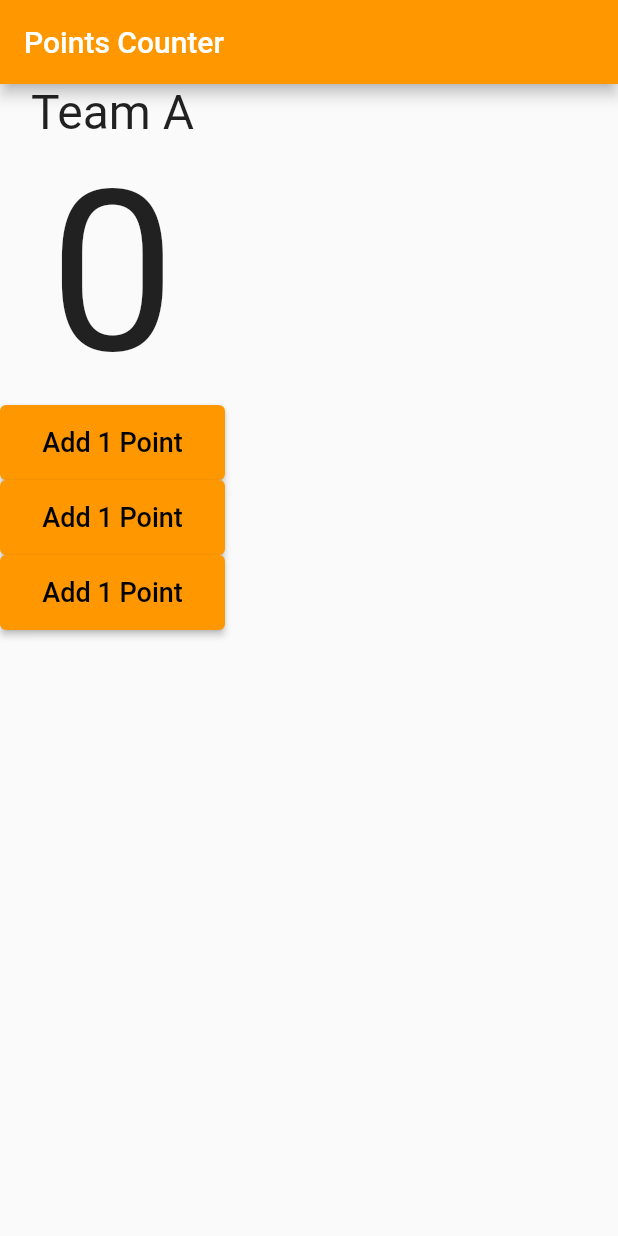
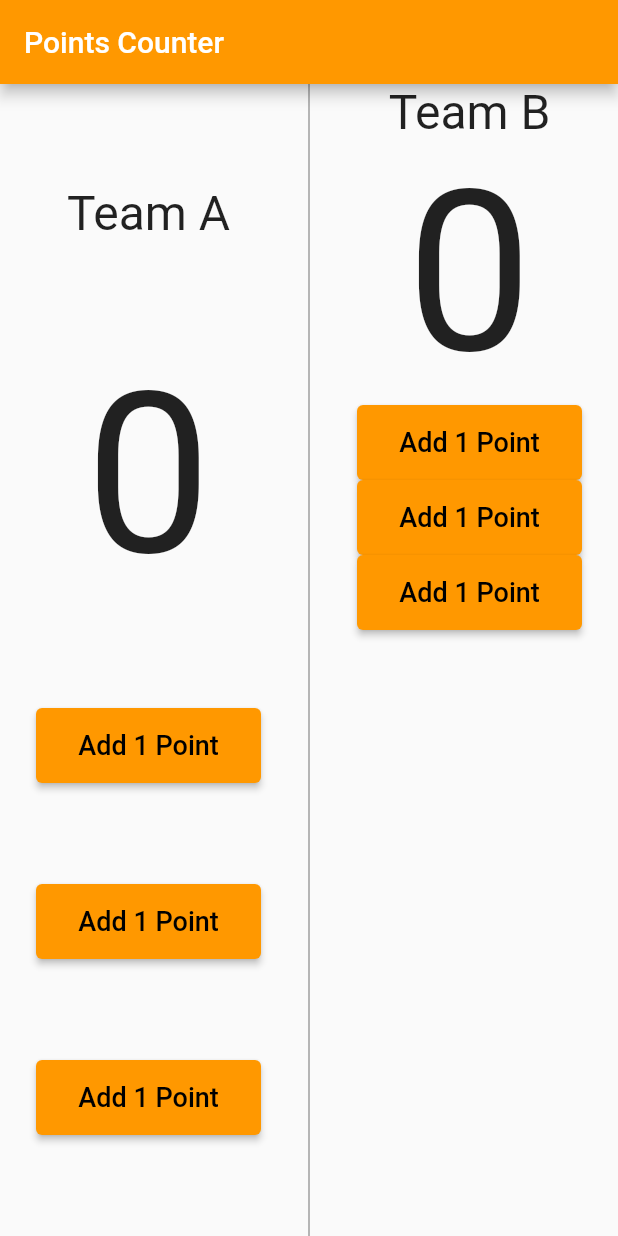
Before and after one commit to ymnairat/Basketball-Points-Counter-App, a Flutter app: the screen it shows after launch, on a phone screen of 412 x 824 dp. Run offline on Flutter 3.47's test engine with Material 2 defaults, Android fonts, the phone set to English and light mode, and no system bars.

Commit message:
Add vertical divider

```diff
--- a/lib/main.dart
+++ b/lib/main.dart
@@ -16,7 +16,11 @@ class BasketballPointsCounterApp extends StatelessWidget {
           backgroundColor: Colors.orange,
           title: const Text('Points Counter'),
         ),
-        body: Column(
+        body: Row(
+          mainAxisAlignment: MainAxisAlignment.spaceEvenly,
+          children: [
+            Column(
+              mainAxisAlignment: MainAxisAlignment.spaceEvenly,
               children: [
                 const Text(
                   'Team A',
@@ -71,6 +75,67 @@ class BasketballPointsCounterApp extends StatelessWidget {
                 ),
               ],
             ),
+            const VerticalDivider(
+              color: Colors.grey,
+              thickness: 1,
+            ),
+            Column(
+              children: [
+                const Text(
+                  'Team B',
+                  style: TextStyle(
+                    fontSize: 32,
+                  ),
+                ),
+                const Text(
+                  '0',
+                  style: TextStyle(
+                    fontSize: 150,
+                  ),
+                ),
+                ElevatedButton(
+                  style: ElevatedButton.styleFrom(
+                      backgroundColor: Colors.orange,
+                      minimumSize: const Size(150, 50)),
+                  onPressed: () {},
+                  child: const Text(
+                    'Add 1 Point',
+                    style: TextStyle(
+                      fontSize: 18,
+                      color: Colors.black,
+                    ),
+                  ),
+                ),
+                ElevatedButton(
+                  style: ElevatedButton.styleFrom(
+                      backgroundColor: Colors.orange,
+                      minimumSize: const Size(150, 50)),
+                  onPressed: () {},
+                  child: const Text(
+                    'Add 1 Point',
+                    style: TextStyle(
+                      fontSize: 18,
+                      color: Colors.black,
+                    ),
+                  ),
+                ),
+                ElevatedButton(
+                  style: ElevatedButton.styleFrom(
+                      backgroundColor: Colors.orange,
+                      minimumSize: const Size(150, 50)),
+                  onPressed: () {},
+                  child: const Text(
+                    'Add 1 Point',
+                    style: TextStyle(
+                      fontSize: 18,
+                      color: Colors.black,
+                    ),
+                  ),
+                ),
+              ],
+            ),
+          ],
+        ),
       ),
     );
   }
```
Lines whose indentation alone changed are shown as unchanged.
